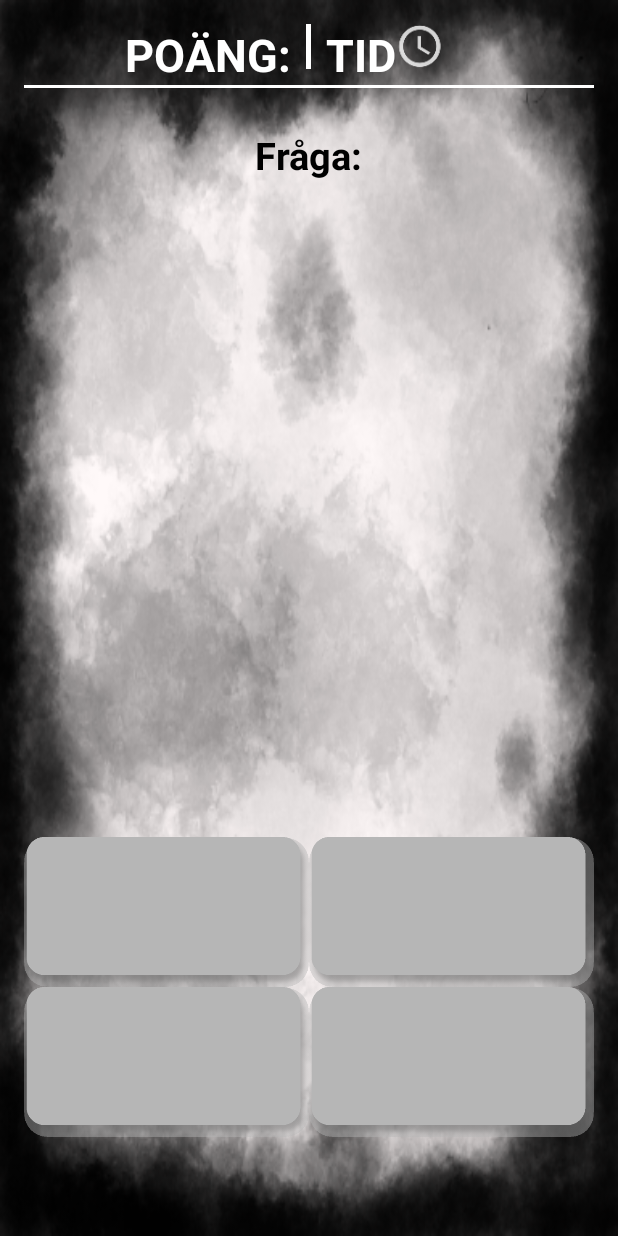
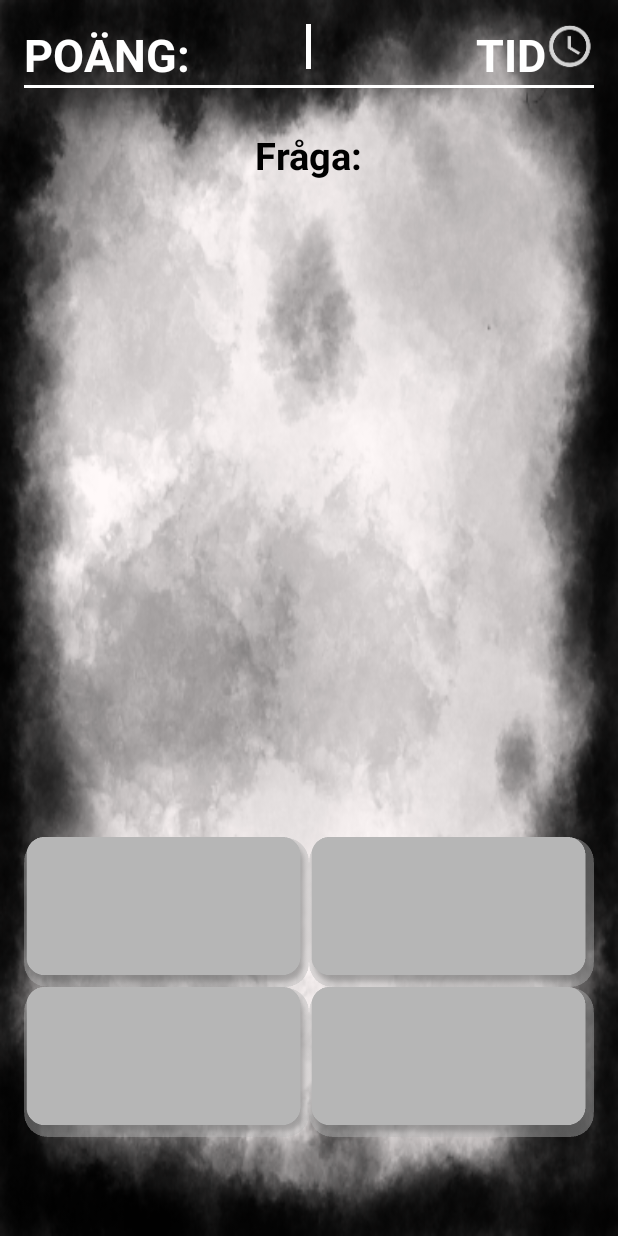
Before and after one commit to J4k08/QuizAppProject, an Android app: the layout activity_game.xml on its own in the app's theme, with its tools: preview values and no code run, on a phone screen of 412 x 824 dp. Run offline under Robolectric (Android 15) with nearby library versions, the phone set to English and light mode, and no system bars.

Commit message:
made some small changes

```diff
--- a/app/src/main/res/layout/activity_game.xml
+++ b/app/src/main/res/layout/activity_game.xml
@@ -16,12 +16,11 @@
         android:layout_width="match_parent"
         android:layout_height="wrap_content">
 
-
         <LinearLayout
             android:layout_width="wrap_content"
             android:layout_height="wrap_content"
-            android:layout_toLeftOf="@+id/littleView"
-            android:layout_toStartOf="@+id/littleView">
+            android:layout_alignParentLeft="true"
+            android:layout_alignParentStart="true">
 
             <TextView
                 android:id="@+id/points"
@@ -31,6 +30,14 @@
                 android:textColor="@color/textColorWhite"
                 android:textSize="30sp"
                 android:textStyle="bold" />
+
+        </LinearLayout>
+
+        <LinearLayout
+            android:layout_width="wrap_content"
+            android:layout_height="wrap_content"
+            android:layout_toLeftOf="@+id/littleView"
+            android:layout_toStartOf="@+id/littleView">
 
             <TextView
                 android:id="@+id/setPoints"
@@ -61,7 +68,23 @@
                 android:id="@+id/setQuestionTime"
                 android:layout_width="wrap_content"
                 android:layout_height="wrap_content"
-                android:text="TID"
+                android:text=""
+                android:textColor="@color/textColorWhite"
+                android:textSize="30sp"
+                android:textStyle="bold" />
+
+        </LinearLayout>
+
+        <LinearLayout
+            android:layout_width="wrap_content"
+            android:layout_height="wrap_content"
+            android:layout_alignParentRight="true">
+
+            <TextView
+                android:id="@+id/QuestionTime"
+                android:layout_width="wrap_content"
+                android:layout_height="wrap_content"
+                android:text="@string/time"
                 android:textColor="@color/textColorWhite"
                 android:textSize="30sp"
                 android:textStyle="bold" />
@@ -72,9 +95,7 @@
                 android:layout_width="wrap_content"
                 android:layout_height="30dp" />
 
-
         </LinearLayout>
-
     </RelativeLayout>
 
     <View
--- a/app/src/main/res/layout/activity_post_game.xml
+++ b/app/src/main/res/layout/activity_post_game.xml
@@ -27,7 +27,7 @@
         android:layout_width="match_parent"
         android:layout_height="2dp"
         android:layout_below="@+id/Post_game"
-        android:layout_marginBottom="30dp"
+        android:layout_marginBottom="40dp"
         android:background="@android:color/white" />
 
     <LinearLayout
--- a/app/src/main/res/values/strings.xml
+++ b/app/src/main/res/values/strings.xml
@@ -50,6 +50,7 @@
     <string name="to_menu">Till Meny</string>
     <string name="to_highscore">Till Rekord</string>
     <string name="personal_highscore">Highscore</string>
+    <string name="time">TID</string>
 
     <string-array name="categories">
         <item>Film &amp; TV</item>
```
